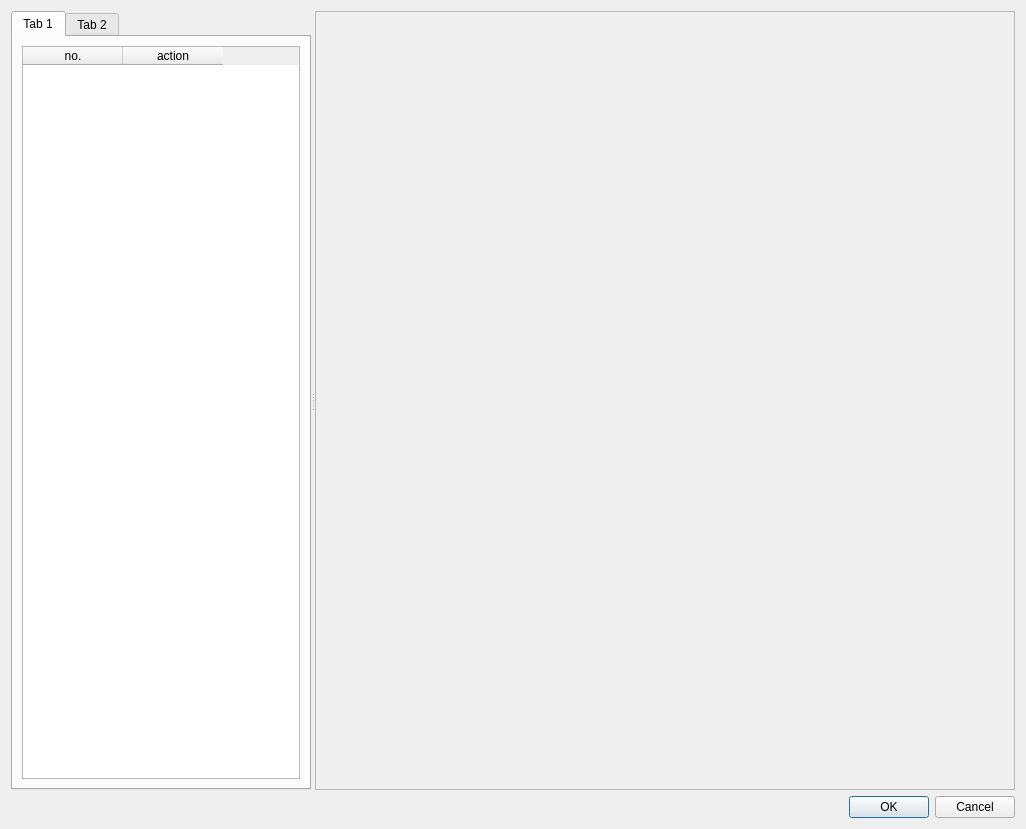
Before: the Qt Designer form FEniCSBloodSim/GUI_Module/Forms/Workflow/genericworkflowdialog.ui in carmenalonsomontes/FEniCS-Medical-Simulation, drawn with Qt 5.
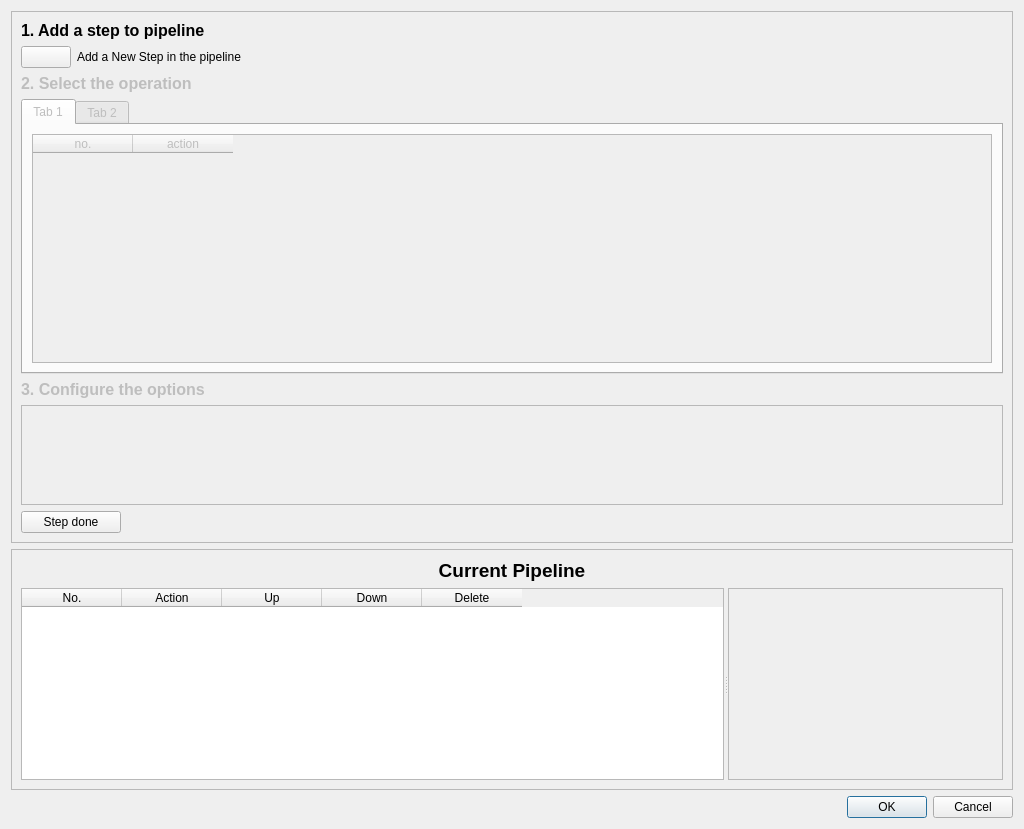
After: the same form once the commit is applied. Icons and pictures are not drawn.

Commit message: Decision: NOT USE DRAG AND DROP - Removed NEW decision: Added a easy table pipeline format, with tables.

Diff of the .ui file:
```diff
--- a/FEniCSBloodSim/GUI_Module/Forms/Workflow/genericworkflowdialog.ui
+++ b/FEniCSBloodSim/GUI_Module/Forms/Workflow/genericworkflowdialog.ui
@@ -16,13 +16,95 @@
   <property name="windowTitle">
    <string>Dialog</string>
   </property>
-  <layout class="QVBoxLayout" name="verticalLayout">
+  <layout class="QVBoxLayout" name="verticalLayout_4">
    <item>
-    <widget class="QSplitter" name="splitter">
-     <property name="orientation">
-      <enum>Qt::Horizontal</enum>
+    <widget class="QFrame" name="wkfFrame">
+     <property name="minimumSize">
+      <size>
+       <width>700</width>
+       <height>0</height>
+      </size>
      </property>
+     <property name="acceptDrops">
+      <bool>true</bool>
+     </property>
+     <property name="frameShape">
+      <enum>QFrame::StyledPanel</enum>
+     </property>
+     <property name="frameShadow">
+      <enum>QFrame::Raised</enum>
+     </property>
+     <layout class="QVBoxLayout" name="verticalLayout_2">
+      <item>
+       <widget class="QLabel" name="addStepTitle">
+        <property name="font">
+         <font>
+          <pointsize>12</pointsize>
+          <weight>75</weight>
+          <bold>true</bold>
+         </font>
+        </property>
+        <property name="text">
+         <string>1. Add a step to pipeline</string>
+        </property>
+       </widget>
+      </item>
+      <item>
+       <layout class="QHBoxLayout" name="horizontalLayout">
+        <item>
+         <widget class="QPushButton" name="addStepToPipelineButton">
+          <property name="sizePolicy">
+           <sizepolicy hsizetype="Fixed" vsizetype="Fixed">
+            <horstretch>0</horstretch>
+            <verstretch>0</verstretch>
+           </sizepolicy>
+          </property>
+          <property name="maximumSize">
+           <size>
+            <width>50</width>
+            <height>50</height>
+           </size>
+          </property>
+          <property name="text">
+           <string/>
+          </property>
+          <property name="icon">
+           <iconset resource="../../../fenics_blood_sim.qrc">
+            <normaloff>:/menu/GUI_Module/images/menu/add.png</normaloff>:/menu/GUI_Module/images/menu/add.png</iconset>
+          </property>
+         </widget>
+        </item>
+        <item>
+         <widget class="QLabel" name="addStepText">
+          <property name="text">
+           <string>Add a New Step in the pipeline</string>
+          </property>
+         </widget>
+        </item>
+       </layout>
+      </item>
+      <item>
+       <widget class="QLabel" name="selectOperationStep">
+        <property name="enabled">
+         <bool>false</bool>
+        </property>
+        <property name="font">
+         <font>
+          <pointsize>12</pointsize>
+          <weight>75</weight>
+          <bold>true</bold>
+         </font>
+        </property>
+        <property name="text">
+         <string>2. Select the operation</string>
+        </property>
+       </widget>
+      </item>
+      <item>
      <widget class="QTabWidget" name="tabMethods">
+        <property name="enabled">
+         <bool>false</bool>
+        </property>
       <property name="minimumSize">
        <size>
         <width>300</width>
@@ -48,7 +130,7 @@
        <attribute name="title">
         <string>Tab 1</string>
        </attribute>
-       <layout class="QVBoxLayout" name="verticalLayout_2">
+         <layout class="QVBoxLayout" name="verticalLayout">
         <item>
          <widget class="QTableWidget" name="tableMethods1">
           <property name="acceptDrops">
@@ -77,26 +159,138 @@
        </attribute>
       </widget>
      </widget>
-     <widget class="QFrame" name="wkfFrame">
+      </item>
+      <item>
+       <widget class="QLabel" name="configOptionsTitle">
+        <property name="enabled">
+         <bool>false</bool>
+        </property>
+        <property name="font">
+         <font>
+          <pointsize>12</pointsize>
+          <weight>75</weight>
+          <bold>true</bold>
+         </font>
+        </property>
+        <property name="text">
+         <string>3. Configure the options</string>
+        </property>
+       </widget>
+      </item>
+      <item>
+       <widget class="QFrame" name="optionsConfigFrame">
+        <property name="enabled">
+         <bool>false</bool>
+        </property>
+        <property name="sizePolicy">
+         <sizepolicy hsizetype="Minimum" vsizetype="Minimum">
+          <horstretch>0</horstretch>
+          <verstretch>0</verstretch>
+         </sizepolicy>
+        </property>
       <property name="minimumSize">
        <size>
-        <width>700</width>
-        <height>0</height>
-       </size>
-      </property>
-      <property name="acceptDrops">
-       <bool>true</bool>
-      </property>
+          <width>100</width>
+          <height>100</height>
+         </size>
+        </property>
+        <property name="frameShape">
+         <enum>QFrame::StyledPanel</enum>
+        </property>
+        <property name="frameShadow">
+         <enum>QFrame::Raised</enum>
+        </property>
+       </widget>
+      </item>
+      <item>
+       <widget class="QPushButton" name="stepDoneButton">
+        <property name="maximumSize">
+         <size>
+          <width>100</width>
+          <height>100</height>
+         </size>
+        </property>
+        <property name="text">
+         <string>Step done</string>
+        </property>
+       </widget>
+      </item>
+     </layout>
+    </widget>
+   </item>
+   <item>
+    <widget class="QFrame" name="currentPipelineFrame">
       <property name="frameShape">
        <enum>QFrame::StyledPanel</enum>
       </property>
       <property name="frameShadow">
        <enum>QFrame::Raised</enum>
       </property>
-      <layout class="QHBoxLayout" name="horizontalLayout_2"/>
-     </widget>
-    </widget>
-   </item>
+     <layout class="QVBoxLayout" name="verticalLayout_3">
+      <item>
+       <widget class="QLabel" name="currentPipelinetitle">
+        <property name="font">
+         <font>
+          <pointsize>14</pointsize>
+          <weight>75</weight>
+          <bold>true</bold>
+         </font>
+        </property>
+        <property name="text">
+         <string>Current Pipeline</string>
+        </property>
+        <property name="alignment">
+         <set>Qt::AlignCenter</set>
+        </property>
+       </widget>
+      </item>
+      <item>
+       <widget class="QSplitter" name="splitter">
+        <property name="orientation">
+         <enum>Qt::Horizontal</enum>
+        </property>
+        <widget class="QTableWidget" name="pipelineTable">
+         <column>
+          <property name="text">
+           <string>No.</string>
+          </property>
+         </column>
+         <column>
+          <property name="text">
+           <string>Action</string>
+          </property>
+         </column>
+         <column>
+          <property name="text">
+           <string>Up</string>
+          </property>
+         </column>
+         <column>
+          <property name="text">
+           <string>Down</string>
+          </property>
+         </column>
+         <column>
+          <property name="text">
+           <string>Delete</string>
+          </property>
+         </column>
+        </widget>
+        <widget class="QFrame" name="pipelineOperationInfoFrame">
+         <property name="frameShape">
+          <enum>QFrame::StyledPanel</enum>
+         </property>
+         <property name="frameShadow">
+          <enum>QFrame::Raised</enum>
+         </property>
+        </widget>
+       </widget>
+      </item>
+     </layout>
+    </widget>
+   </item>
+   <item>
+    <layout class="QHBoxLayout" name="horizontalLayout_2">
    <item>
     <widget class="QDialogButtonBox" name="wkfButtonBox">
      <property name="orientation">
@@ -108,6 +302,8 @@
     </widget>
    </item>
   </layout>
+   </item>
+  </layout>
  </widget>
  <resources/>
  <connections>
```
Left out of the diff: 4 changed lines with no effect on the pictures. Lines whose indentation alone changed are shown as unchanged. The commit also changes 18 other files.
